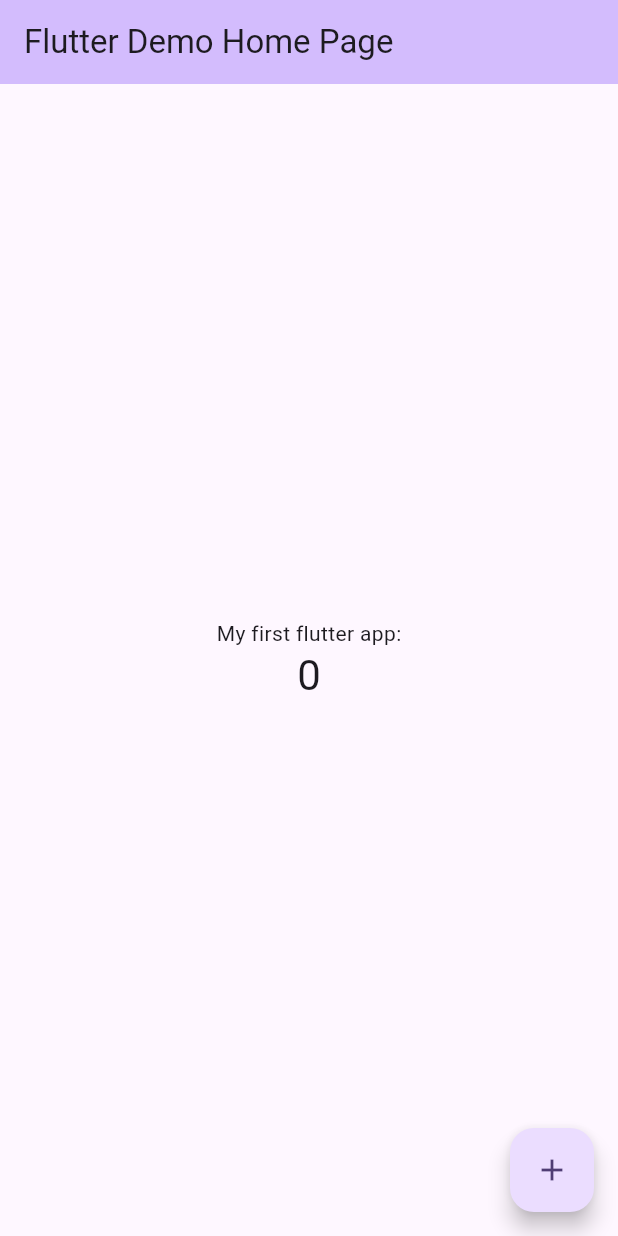
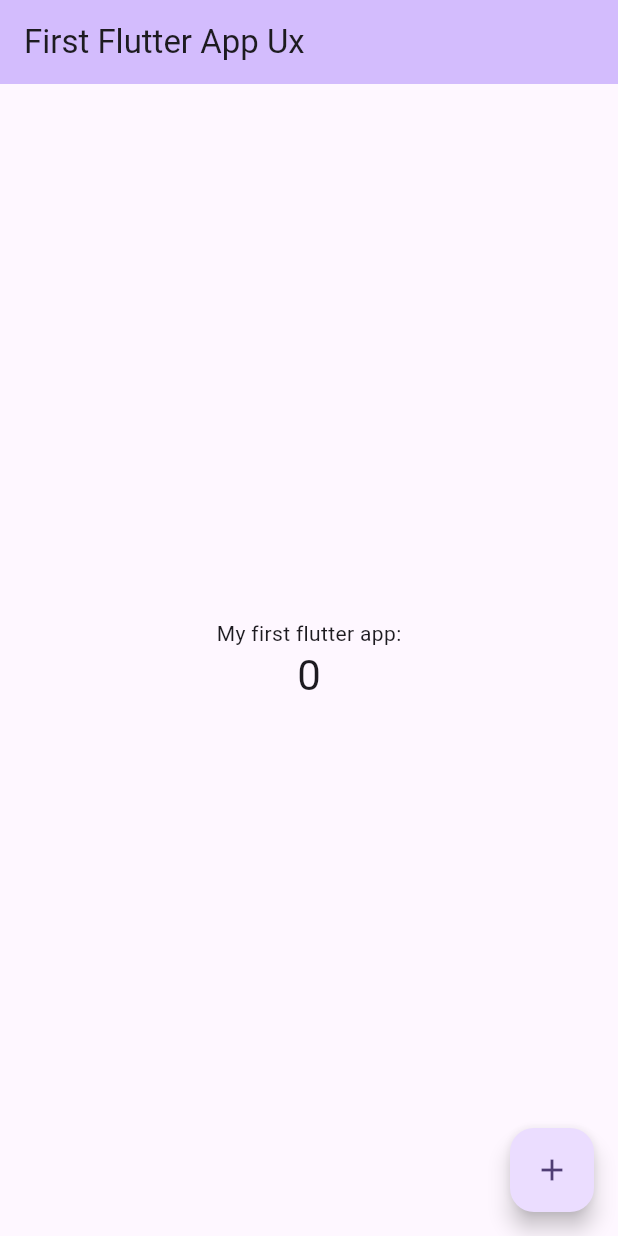
Before and after one commit to Khalidbinwaheed/flutterdart, a Flutter app: the screen it shows after launch, on a phone screen of 412 x 824 dp. Run offline on Flutter 3.47's test engine with Material 3 defaults, Android fonts, the phone set to English and light mode, and no system bars.

Commit message:
Update main.dart

```diff
--- a/untitled/lib/main.dart
+++ b/untitled/lib/main.dart
@@ -31,7 +31,7 @@ class MyApp extends StatelessWidget {
         colorScheme: ColorScheme.fromSeed(seedColor: Colors.deepPurple),
         useMaterial3: true,
       ),
-      home: const MyHomePage(title: 'Flutter Demo Home Page'),
+      home: const MyHomePage(title: 'First Flutter App Ux'),
     );
   }
 }
```
